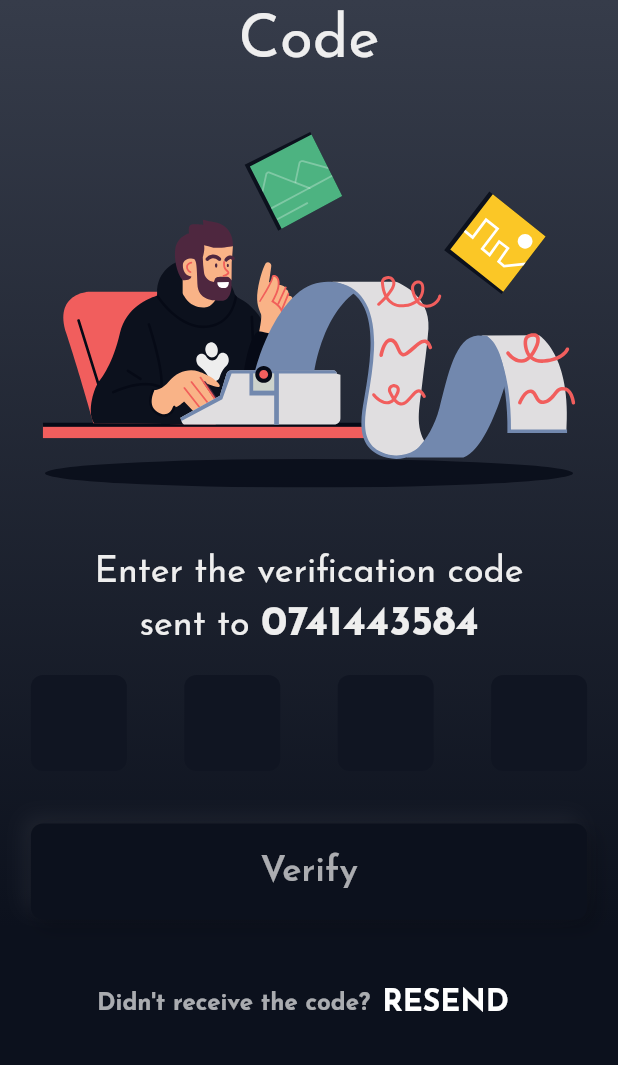
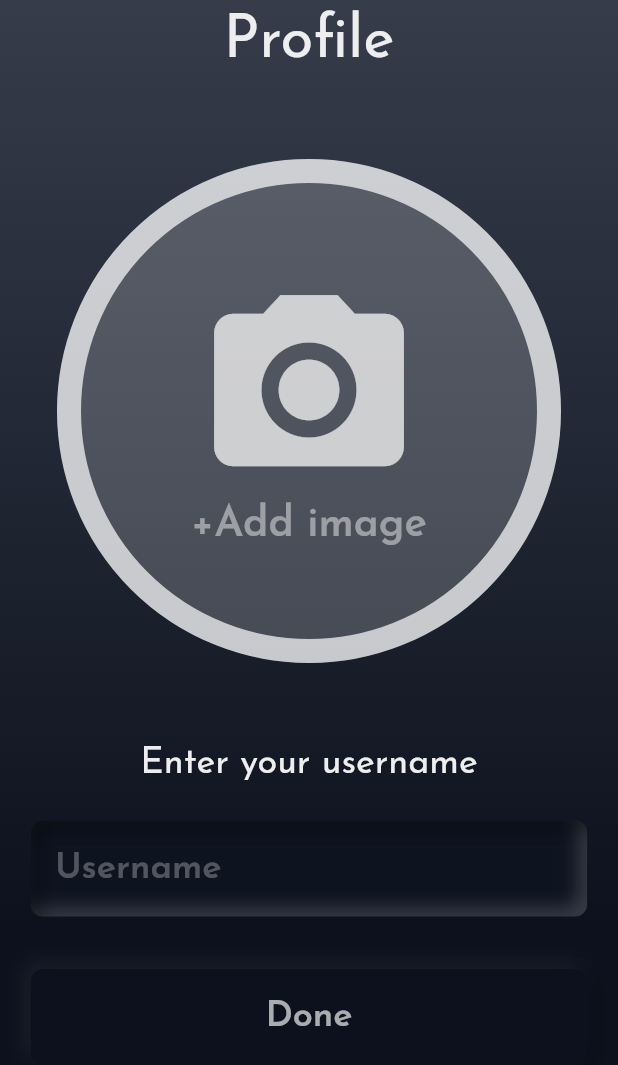
Before and after one commit to potent-101/portal, a Flutter app: the CodeScreen screen opened by its route, after a tap on "Verify", on a phone screen of 412 x 824 dp. Shown: the top 1065 px of the screen. Run offline on Flutter 3.47's test engine with Material 2 defaults, Android fonts, the phone set to English and light mode, and no system bars; drawn by our look-alikes of pin_code_fields; our stand-ins replace flutter_inset_box_shadow, flutter_svg; missing offline and left inert: rive_splash_screen.

Commit message:
done with the user screen

```diff
--- a/lib/routes.dart
+++ b/lib/routes.dart
@@ -1,11 +1,13 @@
 import 'package:flutter/material.dart';
 import 'package:pleasework/routes/code_screen.dart';
 import 'package:pleasework/routes/splash_screen.dart';
+import 'package:pleasework/routes/user_screen.dart';
 
 class RouteGenerator {
   static const String splashScreen = '/';
   static const String verifyScreen = '/verifyScreen';
   static const String codeScreen = '/codeScreen';
+  static const String userScreen = '/userScreen';
 
   RouteGenerator._();
 
@@ -19,6 +21,10 @@ class RouteGenerator {
         return MaterialPageRoute(
           builder: (_) => const CodeScreen(),
         );
+      case userScreen:
+        return MaterialPageRoute(
+          builder: (_) => const UserScreen(),
+        );
       default:
         throw const FormatException('Route not found');
     }
--- a/lib/routes/code_screen.dart
+++ b/lib/routes/code_screen.dart
@@ -2,6 +2,7 @@ import 'package:flutter/material.dart' hide BoxDecoration, BoxShadow;
 import 'package:flutter_inset_box_shadow/flutter_inset_box_shadow.dart';
 import 'package:pin_code_fields/pin_code_fields.dart';
 import 'package:flutter_svg/flutter_svg.dart';
+import 'package:pleasework/routes.dart';
 import 'package:pleasework/theme/constants.dart';
 import 'package:pleasework/widgets/neu_Button.dart';
 
@@ -116,7 +117,10 @@ class CodeScreen extends StatelessWidget {
                       height: 64,
                       width: size.width * 0.9,
                       bText: 'Verify',
-                      onTap: () {}),
+                      onTap: () {
+                        Navigator.of(context)
+                            .pushNamed(RouteGenerator.userScreen);
+                      }),
                   const SizedBox(
                     height: 32,
                   ),
--- /dev/null
+++ b/lib/routes/user_screen.dart
@@ -0,0 +1,124 @@
+import 'package:flutter/material.dart';
+import 'package:pleasework/routes.dart';
+import 'package:pleasework/theme/constants.dart';
+import 'package:pleasework/widgets/neu_Button.dart';
+import 'package:pleasework/widgets/neu_input.dart';
+
+import 'package:pleasework/widgets/scaffold_background.dart';
+
+class UserScreen extends StatelessWidget {
+  const UserScreen({Key? key}) : super(key: key);
+
+  @override
+  Widget build(BuildContext context) {
+    final size = MediaQuery.of(context).size;
+
+    return MyScafBckGround(
+      scaffold: Scaffold(
+          appBar: AppBar(
+            automaticallyImplyLeading: false,
+            elevation: 0,
+            backgroundColor: Colors.transparent,
+            title: const Center(
+              child: Text(
+                'Profile',
+                style: TextStyle(
+                  fontSize: 40,
+                  color: onPrimaryColor,
+                ),
+              ),
+            ),
+          ),
+          backgroundColor: Colors.transparent,
+          body: SingleChildScrollView(
+            reverse: true,
+            child: Center(
+              child: Column(
+                crossAxisAlignment: CrossAxisAlignment.center,
+                children: [
+                  const SizedBox(
+                    height: 50,
+                  ),
+                  Container(
+                    height: 336,
+                    width: 336,
+                    decoration: BoxDecoration(
+                        color: const Color(0xffffffff).withOpacity(0.2),
+                        border: Border.all(
+                          width: 16,
+                          color: const Color(0xffffffff).withOpacity(0.7),
+                        ),
+                        borderRadius:
+                            const BorderRadius.all(Radius.circular(170))),
+                    child: Column(
+                      mainAxisAlignment: MainAxisAlignment.center,
+                      children: [
+                        Icon(
+                          size: 152,
+                          Icons.camera_alt,
+                          color: onPrimaryColor.withOpacity(0.8),
+                        ),
+                        Text(
+                          '+Add image',
+                          textAlign: TextAlign.center,
+                          style: TextStyle(
+                              fontSize: 28,
+                              color: onPrimaryColor.withOpacity(0.5),
+                              fontWeight: FontWeight.w600),
+                        ),
+                      ],
+                    ),
+                  ),
+                  const SizedBox(
+                    height: 50,
+                  ),
+                  const Text(
+                    'Enter your username',
+                    textAlign: TextAlign.center,
+                    style: TextStyle(
+                        fontSize: 24, color: onPrimaryColor, height: 1.3),
+                  ),
+                  const SizedBox(
+                    height: 24,
+                  ),
+                  NeuInput(
+                      alignment: Alignment.centerLeft,
+                      bkColor: const Color(0xff0E1320),
+                      height: 64,
+                      width: size.width * 0.9,
+                      child: Padding(
+                        padding: const EdgeInsets.symmetric(horizontal: 16.0),
+                        child: TextField(
+                          style: TextStyle(
+                              fontSize: 24,
+                              fontWeight: FontWeight.w600,
+                              color: onPrimaryColor.withOpacity(0.8)),
+                          decoration: InputDecoration(
+                              hintStyle: TextStyle(
+                                  color: onPrimaryColor.withOpacity(0.3)),
+                              hintText: 'Username',
+                              border: InputBorder.none),
+                        ),
+                      )),
+                  const SizedBox(
+                    height: 35,
+                  ),
+                  NeuButton(
+                      color: primaryColor,
+                      height: 64,
+                      width: size.width * 0.9,
+                      bText: 'Done',
+                      onTap: () {
+                        Navigator.of(context)
+                            .pushNamed(RouteGenerator.codeScreen);
+                      }),
+                  const SizedBox(
+                    height: 32,
+                  ),
+                ],
+              ),
+            ),
+          )),
+    );
+  }
+}
```
